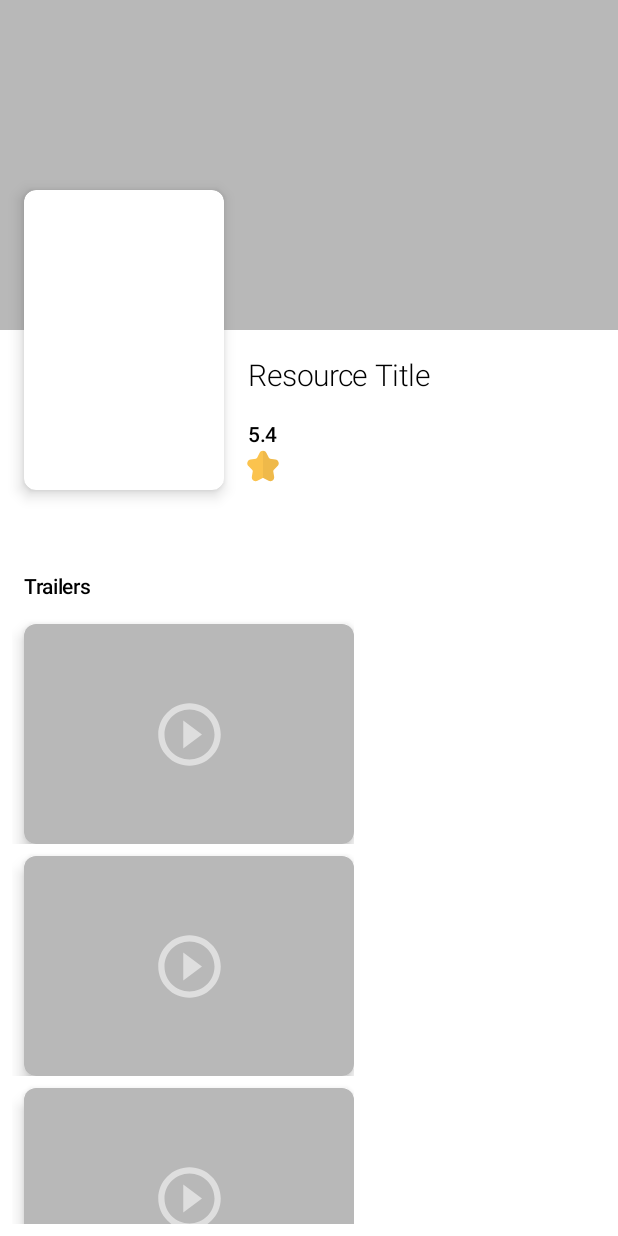
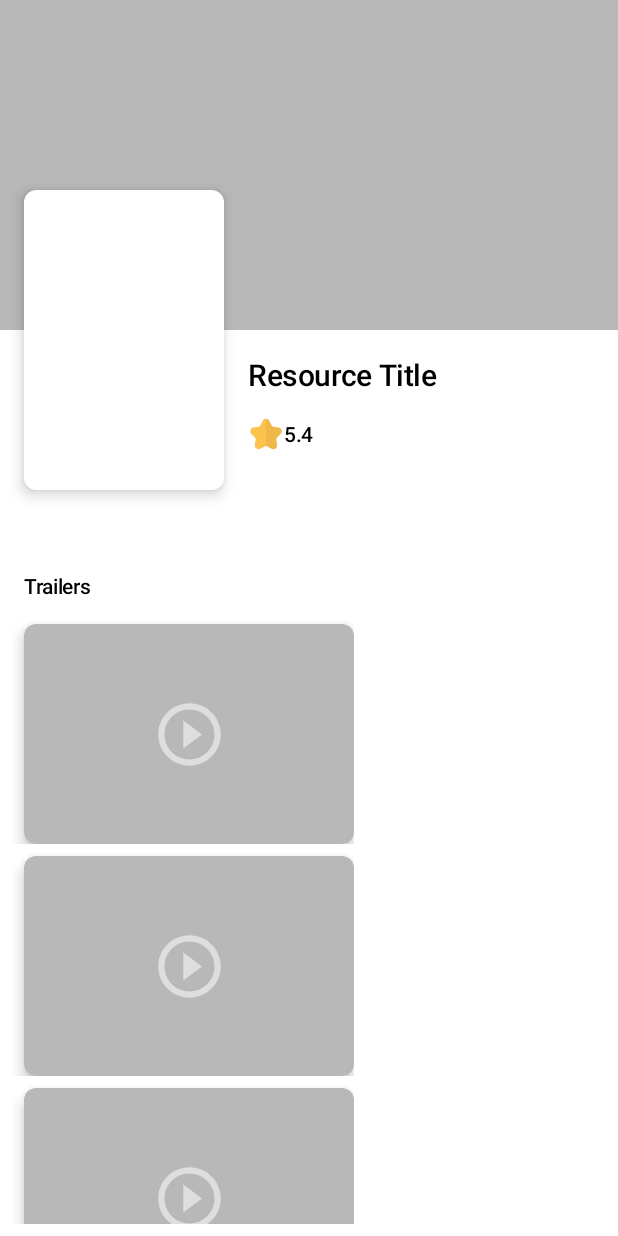
Before and after one commit to HuascarBaptista/moviedb, an Android app: the layout fragment_resource_detail.xml on its own in the app's theme, with its tools: preview values and no code run, on a phone screen of 412 x 824 dp. Run offline under Robolectric (Android 15) with nearby library versions, the phone set to English and light mode, and no system bars.

Commit message:
Fix styles and rating view| Huascar Baptista

```diff
--- a/app/src/main/java/com/hebs/moviedb/presentation/detail/DetailFragment.kt
+++ b/app/src/main/java/com/hebs/moviedb/presentation/detail/DetailFragment.kt
@@ -7,6 +7,7 @@ import android.view.ViewGroup
 import androidx.fragment.app.viewModels
 import androidx.navigation.fragment.navArgs
 import androidx.recyclerview.widget.LinearLayoutManager
+import com.hebs.moviedb.R
 import com.hebs.moviedb.databinding.FragmentResourceDetailBinding
 import com.hebs.moviedb.domain.model.Resource
 import com.hebs.moviedb.domain.model.VideoMedia
@@ -72,7 +73,11 @@ class DetailFragment : BaseFragment(), DetailVideoMediaItem.VideoMediaListener {
             resource.posterImageUrl?.let { imageViewPoster.loadImage(it) }
             textViewTitle.text = resource.title
             if (resource.score > 0) {
-                textViewRating.text = resource.score.toString()
+                textViewRating.text =
+                    requireContext().getString(
+                        R.string.rating_range,
+                        String.format("%.1f", resource.score)
+                    )
             } else {
                 textViewRating.hide()
                 imageViewRating.hide()
--- a/app/src/main/res/layout/fragment_resource_detail.xml
+++ b/app/src/main/res/layout/fragment_resource_detail.xml
@@ -58,7 +58,7 @@
                 android:layout_width="0dp"
                 android:layout_height="wrap_content"
                 android:layout_margin="@dimen/general_margin"
-                android:textAppearance="@style/TextAppearance.HeadlineBase"
+                android:textAppearance="@style/TextAppearance.Headline"
                 app:layout_constraintEnd_toEndOf="parent"
                 app:layout_constraintStart_toEndOf="@+id/cardView_poster"
                 app:layout_constraintTop_toBottomOf="@id/imageView_cover"
@@ -69,9 +69,10 @@
                 android:layout_width="wrap_content"
                 android:layout_height="wrap_content"
                 android:src="@drawable/ic_star"
-                app:layout_constraintEnd_toEndOf="@+id/textView_rating"
-                app:layout_constraintStart_toStartOf="@+id/textView_rating"
-                app:layout_constraintTop_toBottomOf="@+id/textView_rating" />
+                app:layout_constraintBottom_toBottomOf="@+id/textView_rating"
+                app:layout_constraintEnd_toStartOf="@+id/textView_rating"
+                app:layout_constraintStart_toStartOf="@+id/textView_title"
+                app:layout_constraintTop_toTopOf="@+id/textView_rating" />
 
             <androidx.appcompat.widget.AppCompatTextView
                 android:id="@+id/textView_rating"
@@ -80,7 +81,7 @@
                 android:layout_marginTop="@dimen/general_margin"
                 android:textAppearance="@style/TextAppearance.TitleSection"
                 app:layout_constraintHorizontal_bias="0.5"
-                app:layout_constraintStart_toStartOf="@+id/textView_title"
+                app:layout_constraintStart_toEndOf="@+id/imageView_rating"
                 app:layout_constraintTop_toBottomOf="@+id/textView_title"
                 tools:text="5.4" />
 
--- a/app/src/main/res/values/strings.xml
+++ b/app/src/main/res/values/strings.xml
@@ -19,4 +19,5 @@
     <string name="search_hint">What do you want to search for?</string>
     <string name="section_title_by_genre_movies">Movies in the %1$s genre</string>
     <string name="section_title_by_genre_tv_shows">TV Shows in the %1$s genre</string>
+    <string name="rating_range" translatable="false">%1$s/10</string>
 </resources>
--- a/app/src/main/res/values/styles.xml
+++ b/app/src/main/res/values/styles.xml
@@ -1,35 +1,42 @@
 <resources>
 
-    <style name="TextAppearance.HeadlineBase" parent="TextAppearance.MaterialComponents.Headline1">
+    <style name="TextAppearance.Base" parent="TextAppearance.MaterialComponents.Headline1">
         <item name="android:textColor">?colorOnBackground</item>
         <item name="android:lineSpacingExtra">4sp</item>
         <item name="android:textSize">@dimen/text_huge</item>
     </style>
 
-    <style name="TextAppearance.TitleListItem" parent="TextAppearance.HeadlineBase">
+    <style name="TextAppearance.Headline" parent="TextAppearance.MaterialComponents.Headline1">
+        <item name="android:textColor">?colorOnBackground</item>
+        <item name="android:lineSpacingExtra">4sp</item>
+        <item name="android:textSize">@dimen/text_huge</item>
+        <item name="android:textStyle">bold</item>
+    </style>
+
+    <style name="TextAppearance.TitleListItem" parent="TextAppearance.Base">
         <item name="android:textSize">@dimen/text_standard</item>
         <item name="android:lineSpacingExtra">0sp</item>
         <item name="android:textStyle">bold</item>
     </style>
 
-    <style name="TextAppearance.GeneralText" parent="TextAppearance.HeadlineBase">
+    <style name="TextAppearance.GeneralText" parent="TextAppearance.Base">
         <item name="android:textSize">@dimen/text_standard</item>
         <item name="android:lineSpacingExtra">0sp</item>
     </style>
 
-    <style name="TextAppearance.TitleListSmallItem" parent="TextAppearance.HeadlineBase">
+    <style name="TextAppearance.TitleListSmallItem" parent="TextAppearance.Base">
         <item name="android:textSize">@dimen/text_small</item>
         <item name="android:lineSpacingExtra">0sp</item>
         <item name="android:textStyle">bold</item>
     </style>
 
-    <style name="TextAppearance.TitleSection" parent="TextAppearance.HeadlineBase">
+    <style name="TextAppearance.TitleSection" parent="TextAppearance.Base">
         <item name="android:textSize">@dimen/text_small</item>
         <item name="android:lineSpacingExtra">2sp</item>
         <item name="android:textStyle">bold</item>
     </style>
 
-    <style name="TextAppearance.EmptyMessage" parent="TextAppearance.HeadlineBase">
+    <style name="TextAppearance.EmptyMessage" parent="TextAppearance.Base">
         <item name="android:textSize">@dimen/text_big</item>
         <item name="android:gravity">center</item>
     </style>
```
